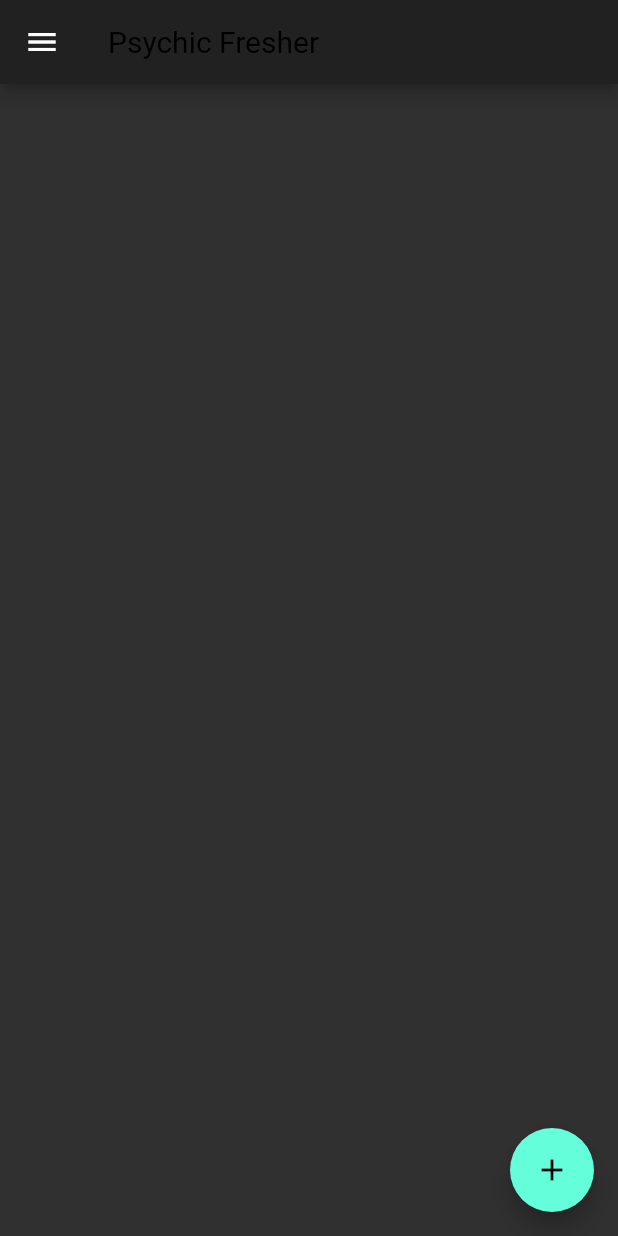
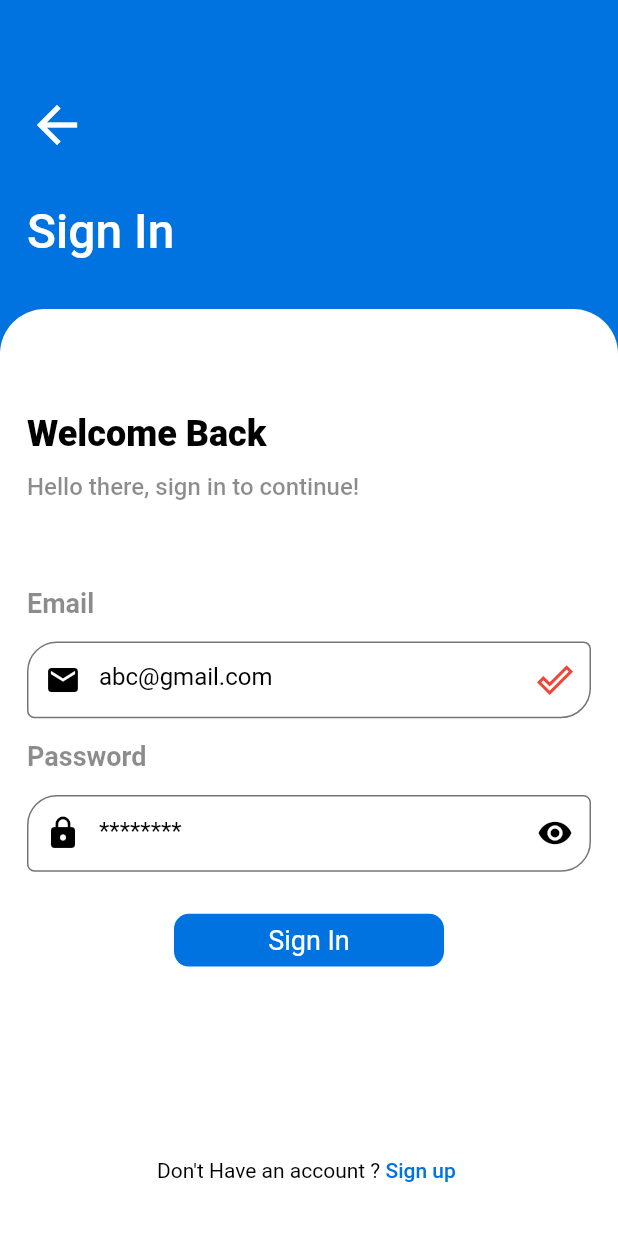
Before and after one commit to KhyatiSaini/orientation-app, a Flutter app: the screen it shows after launch, on a phone screen of 412 x 824 dp. Run offline on Flutter 3.47's test engine with Material 2 defaults, Android fonts, the phone set to English and light mode, and no system bars; our stand-ins replace flutter_spinkit, geolocator.

Commit message:
making login page

```diff
--- a/lib/main.dart
+++ b/lib/main.dart
@@ -1,5 +1,6 @@
 import 'package:flutter/material.dart';
 import 'package:orientation_app/screens/splash_screen.dart';
+import 'package:orientation_app/screens/sign_in_screen.dart';
 
 void main() {
   runApp(MyApp());
@@ -10,7 +11,7 @@ class MyApp extends StatelessWidget {
   Widget build(BuildContext context) {
     return MaterialApp(
       debugShowCheckedModeBanner: false,
-      home: SplashScreen(),
+      home: signIn(),
       title: 'Pyschic Fresher',
       theme: ThemeData.dark(),
     );
--- /dev/null
+++ b/lib/screens/sign_in_screen.dart
@@ -0,0 +1,230 @@
+import 'package:flutter/material.dart';
+
+// ignore: camel_case_types
+class signIn extends StatefulWidget {
+  @override
+  _signInState createState() => _signInState();
+}
+
+class _signInState extends State<signIn> {
+  @override
+  Widget build(BuildContext context) {
+    return Scaffold(
+      resizeToAvoidBottomPadding: false,
+      backgroundColor: Color(0xff0073e1),
+      body: Container(
+        child: Column(
+          crossAxisAlignment: CrossAxisAlignment.start,
+          children: [
+            Expanded(
+                child: Padding(
+                  padding: const EdgeInsets.fromLTRB(18, 0, 0, 0),
+                  child: Align(
+                    alignment: Alignment.bottomLeft,
+                    child: Icon(
+                      Icons.arrow_back,
+                      color: Colors.white,
+                      size: 40,
+                    ),
+                  ),
+                ),
+                flex: 1),
+            Expanded(
+              child: Padding(
+                padding: const EdgeInsets.fromLTRB(18, 0, 0, 0),
+                child: Align(
+                  alignment: Alignment.centerLeft,
+                  child: Text(
+                    "Sign In",
+                    style: TextStyle(
+                        color: Colors.white,
+                        fontSize: 32,
+                        fontWeight: FontWeight.w500),
+                  ),
+                ),
+              ),
+              flex: 1,
+            ),
+            Expanded(
+                child: Container(
+                  height: double.infinity,
+                  width: double.infinity,
+                  child: Padding(
+                    padding: const EdgeInsets.all(18.0),
+                    child: Column(
+                      crossAxisAlignment: CrossAxisAlignment.start,
+                      children: [
+                        SizedBox(
+                          height: 40,
+                        ),
+                        Expanded(
+                            child: Align(
+                                alignment: Alignment.centerLeft,
+                                child: Text(
+                                  "Welcome Back",
+                                  style: TextStyle(
+                                      color: Colors.black,
+                                      fontWeight: FontWeight.w900,
+                                      fontSize: 24),
+                                ))),
+                        Expanded(
+                            child: Align(
+                                alignment: Alignment.topLeft,
+                                child: Text("Hello there, sign in to continue!",
+                                    style: TextStyle(
+                                        color: Colors.black45,
+                                        fontWeight: FontWeight.w500, fontSize: 16)))),
+                        SizedBox(
+                          height: 10,
+                        ),
+                        Expanded(
+                            child: Align(
+                          alignment: Alignment.centerLeft,
+                          child: Text(
+                            "Email",
+                            style: TextStyle(
+                                color: Colors.black45,
+                                fontWeight: FontWeight.w600,
+                                fontSize: 18),
+                          ),
+                        )),
+                        Expanded(
+                          child: TextField(
+                            style: TextStyle(
+                                color: Colors.black,
+                                fontWeight: FontWeight.w400),
+                            decoration: InputDecoration(
+                                focusedBorder: OutlineInputBorder(
+                                    borderRadius: BorderRadius.only(
+                                        topLeft: Radius.circular(20),
+                                        bottomRight: Radius.circular(20),
+                                        topRight: Radius.circular(5),
+                                        bottomLeft: Radius.circular(5)),
+                                    borderSide: new BorderSide(
+                                        color: Colors.black54, width: 2)),
+                                enabledBorder: OutlineInputBorder(
+                                    borderRadius: BorderRadius.only(
+                                        topLeft: Radius.circular(20),
+                                        bottomRight: Radius.circular(20),
+                                        topRight: Radius.circular(5),
+                                        bottomLeft: Radius.circular(5)),
+                                    borderSide:
+                                        new BorderSide(color: Colors.black54)),
+                                prefixIcon: Icon(
+                                  Icons.email,
+                                  color: Colors.black,
+                                ),
+                                hintStyle: TextStyle(color: Colors.black),
+                                hintText: "abc@gmail.com",
+                                suffixIcon: Icon(
+                                  Icons.done_outline,
+                                  color: Colors.red,
+                                )),
+                          ),
+                        ),
+                        Expanded(
+                            child: Align(
+                          alignment: Alignment.centerLeft,
+                          child: Text("Password",
+                              style: TextStyle(
+                                  color: Colors.black45,
+                                  fontWeight: FontWeight.w600,
+                                  fontSize: 18)),
+                        )),
+                        Expanded(
+                          child: TextField(
+                            style: TextStyle(color: Colors.black),
+                            decoration: InputDecoration(
+                                focusedBorder: OutlineInputBorder(
+                                    borderRadius: BorderRadius.only(
+                                        topLeft: Radius.circular(20),
+                                        bottomRight: Radius.circular(20),
+                                        topRight: Radius.circular(5),
+                                        bottomLeft: Radius.circular(5)),
+                                    borderSide: new BorderSide(
+                                        color: Colors.black54, width: 2)),
+                                enabledBorder: OutlineInputBorder(
+                                    borderRadius: BorderRadius.only(
+                                        topLeft: Radius.circular(20),
+                                        bottomRight: Radius.circular(20),
+                                        topRight: Radius.circular(5),
+                                        bottomLeft: Radius.circular(5)),
+                                    borderSide:
+                                        new BorderSide(color: Colors.black54)),
+                                prefixIcon: Icon(
+                                  Icons.https,
+                                  color: Colors.black,
+                                ),
+                                suffixIcon: Icon(
+                                  Icons.visibility,
+                                  color: Colors.black,
+                                ),
+                                hintStyle: TextStyle(color: Colors.black),
+                                hintText: "********"),
+                          ),
+                        ),
+                        SizedBox(height: 20,),
+                        Expanded(
+                            child: FlatButton(
+                          onPressed: () {
+                            print("Try SignIn");
+                          },
+                          child: Padding(
+                            padding: const EdgeInsets.all(8.0),
+                            child: Center(
+                              child: Container(
+                                width: 180,
+                                height: 60,
+                                decoration: BoxDecoration(
+                                  borderRadius: BorderRadius.circular(10),
+                                  color: Color(0xff0073e1),
+                                ),
+                                child: Center(
+                                    child: Text(
+                                  "Sign In",
+                                  style: TextStyle(
+                                      fontSize: 18,
+                                      fontWeight: FontWeight.w400),
+                                )),
+                              ),
+                            ),
+                          ),
+                        )),
+                        Expanded(
+                          flex: 2,
+                          child: Text(""),
+                        ),
+                        Expanded(
+                          child: Row(
+                            mainAxisAlignment: MainAxisAlignment.center,
+                            children: [
+                              Text(
+                                "Don't Have an account ? ",
+                                style: TextStyle(color: Colors.black),
+                              ),
+                              Text(
+                                "Sign up ",
+                                style: TextStyle(
+                                    color: Color(0xff0073e1),
+                                    fontWeight: FontWeight.w500),
+                              )
+                            ],
+                          ),
+                        )
+                      ],
+                    ),
+                  ),
+                  decoration: BoxDecoration(
+                    borderRadius: BorderRadius.only(
+                        topLeft: Radius.circular(30),
+                        topRight: Radius.circular(30)),
+                    color: Colors.white,
+                  ),
+                ),
+                flex: 6)
+          ],
+        ),
+      ),
+    );
+  }
+}
```
